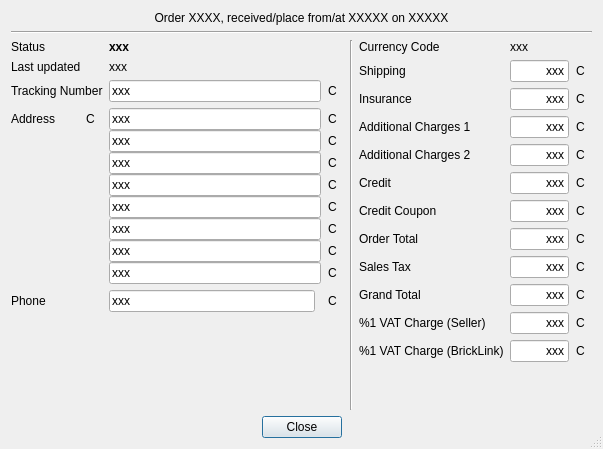
rgriebl/brickstore, file src/desktop/orderinformationdialog.ui: the form before one commit.
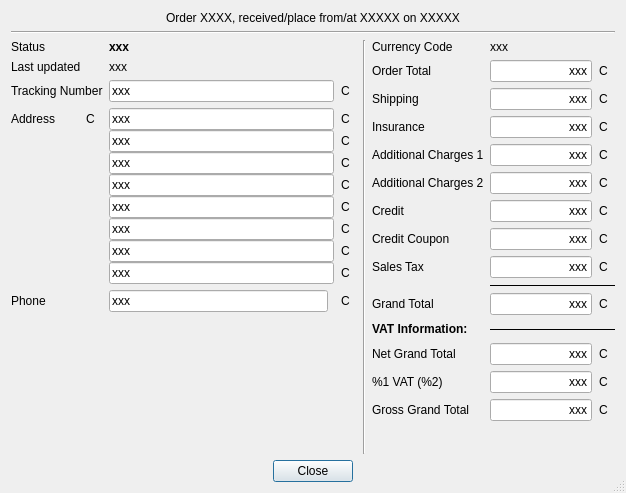
The form after the commit. Icons and pictures are not drawn.

Commit message:
Fix the order information display
BrickLink generates broken VATCHARGES for orders with a coupon.
Until this is fixed on BrickLink's side (which could take a long time),
we calculate the correct net/gross/vat charge values from the given
fields.

NOTE: This fixup code has to be removed once BL fixes things on their
      side!

Diff of the .ui file:
```diff
--- a/src/desktop/orderinformationdialog.ui
+++ b/src/desktop/orderinformationdialog.ui
@@ -6,8 +6,8 @@
    <rect>
     <x>0</x>
     <y>0</y>
-    <width>603</width>
-    <height>449</height>
+    <width>626</width>
+    <height>493</height>
    </rect>
   </property>
   <property name="sizePolicy">
@@ -89,6 +89,7 @@
          <widget class="QLabel" name="w_status">
           <property name="font">
            <font>
+            <weight>75</weight>
             <bold>true</bold>
            </font>
           </property>
@@ -511,13 +512,54 @@
          </widget>
         </item>
         <item row="1" column="0">
+         <widget class="QLabel" name="w_orderTotalLabel">
+          <property name="text">
+           <string>Order Total</string>
+          </property>
+         </widget>
+        </item>
+        <item row="1" column="1">
+         <layout class="QHBoxLayout" name="horizontalLayout_38">
+          <property name="spacing">
+           <number>0</number>
+          </property>
+          <item>
+           <widget class="QLineEdit" name="w_total">
+            <property name="text">
+             <string notr="true">xxx</string>
+            </property>
+            <property name="alignment">
+             <set>Qt::AlignRight|Qt::AlignTrailing|Qt::AlignVCenter</set>
+            </property>
+            <property name="readOnly">
+             <bool>true</bool>
+            </property>
+           </widget>
+          </item>
+          <item>
+           <widget class="QToolButton" name="w_totalCopy">
+            <property name="text">
+             <string notr="true">C</string>
+            </property>
+            <property name="icon">
+             <iconset theme="edit-copy">
+              <normaloff>.</normaloff>.</iconset>
+            </property>
+            <property name="autoRaise">
+             <bool>true</bool>
+            </property>
+           </widget>
+          </item>
+         </layout>
+        </item>
+        <item row="2" column="0">
          <widget class="QLabel" name="w_shippingLabel">
           <property name="text">
            <string>Shipping</string>
           </property>
          </widget>
         </item>
-        <item row="1" column="1">
+        <item row="2" column="1">
          <layout class="QHBoxLayout" name="horizontalLayout_24">
           <property name="spacing">
            <number>0</number>
@@ -551,14 +593,14 @@
           </item>
          </layout>
         </item>
-        <item row="2" column="0">
+        <item row="3" column="0">
          <widget class="QLabel" name="w_insuranceLabel">
           <property name="text">
            <string>Insurance</string>
           </property>
          </widget>
         </item>
-        <item row="2" column="1">
+        <item row="3" column="1">
          <layout class="QHBoxLayout" name="horizontalLayout_25">
           <property name="spacing">
            <number>0</number>
@@ -592,14 +634,14 @@
           </item>
          </layout>
         </item>
-        <item row="3" column="0">
+        <item row="4" column="0">
          <widget class="QLabel" name="w_addCharges1Label">
           <property name="text">
            <string>Additional Charges 1</string>
           </property>
          </widget>
         </item>
-        <item row="3" column="1">
+        <item row="4" column="1">
          <layout class="QHBoxLayout" name="horizontalLayout_27">
           <property name="spacing">
            <number>0</number>
@@ -633,14 +675,14 @@
           </item>
          </layout>
         </item>
-        <item row="4" column="0">
+        <item row="5" column="0">
          <widget class="QLabel" name="w_addCharges2Label">
           <property name="text">
            <string>Additional Charges 2</string>
           </property>
          </widget>
         </item>
-        <item row="4" column="1">
+        <item row="5" column="1">
          <layout class="QHBoxLayout" name="horizontalLayout_40">
           <property name="spacing">
            <number>0</number>
@@ -674,14 +716,14 @@
           </item>
          </layout>
         </item>
-        <item row="5" column="0">
+        <item row="6" column="0">
          <widget class="QLabel" name="w_creditLabel">
           <property name="text">
            <string>Credit</string>
           </property>
          </widget>
         </item>
-        <item row="5" column="1">
+        <item row="6" column="1">
          <layout class="QHBoxLayout" name="horizontalLayout_39">
           <property name="spacing">
            <number>0</number>
@@ -715,14 +757,14 @@
           </item>
          </layout>
         </item>
-        <item row="6" column="0">
+        <item row="7" column="0">
          <widget class="QLabel" name="w_creditCouponLabel">
           <property name="text">
            <string>Credit Coupon</string>
           </property>
          </widget>
         </item>
-        <item row="6" column="1">
+        <item row="7" column="1">
          <layout class="QHBoxLayout" name="horizontalLayout_43">
           <property name="spacing">
            <number>0</number>
@@ -756,47 +798,6 @@
           </item>
          </layout>
         </item>
-        <item row="7" column="0">
-         <widget class="QLabel" name="w_orderTotalLabel">
-          <property name="text">
-           <string>Order Total</string>
-          </property>
-         </widget>
-        </item>
-        <item row="7" column="1">
-         <layout class="QHBoxLayout" name="horizontalLayout_38">
-          <property name="spacing">
-           <number>0</number>
-          </property>
-          <item>
-           <widget class="QLineEdit" name="w_total">
-            <property name="text">
-             <string notr="true">xxx</string>
-            </property>
-            <property name="alignment">
-             <set>Qt::AlignRight|Qt::AlignTrailing|Qt::AlignVCenter</set>
-            </property>
-            <property name="readOnly">
-             <bool>true</bool>
-            </property>
-           </widget>
-          </item>
-          <item>
-           <widget class="QToolButton" name="w_totalCopy">
-            <property name="text">
-             <string notr="true">C</string>
-            </property>
-            <property name="icon">
-             <iconset theme="edit-copy">
-              <normaloff>.</normaloff>.</iconset>
-            </property>
-            <property name="autoRaise">
-             <bool>true</bool>
-            </property>
-           </widget>
-          </item>
-         </layout>
-        </item>
         <item row="8" column="0">
          <widget class="QLabel" name="w_salesTaxLabel">
           <property name="text">
@@ -838,14 +839,30 @@
           </item>
          </layout>
         </item>
-        <item row="9" column="0">
+        <item row="9" column="1">
+         <widget class="Line" name="line_3">
+          <property name="sizePolicy">
+           <sizepolicy hsizetype="MinimumExpanding" vsizetype="Fixed">
+            <horstretch>10</horstretch>
+            <verstretch>0</verstretch>
+           </sizepolicy>
+          </property>
+          <property name="frameShadow">
+           <enum>QFrame::Plain</enum>
+          </property>
+          <property name="orientation">
+           <enum>Qt::Horizontal</enum>
+          </property>
+         </widget>
+        </item>
+        <item row="10" column="0">
          <widget class="QLabel" name="w_grandTotalLabel">
           <property name="text">
            <string>Grand Total</string>
           </property>
          </widget>
         </item>
-        <item row="9" column="1">
+        <item row="10" column="1">
          <layout class="QHBoxLayout" name="horizontalLayout_49">
           <property name="spacing">
            <number>0</number>
@@ -879,87 +896,154 @@
           </item>
          </layout>
         </item>
-        <item row="10" column="0">
-         <widget class="QLabel" name="w_vatSellerLabel">
-          <property name="text">
-           <string>%1 VAT Charge (Seller)</string>
-          </property>
-         </widget>
-        </item>
-        <item row="10" column="1">
-         <layout class="QHBoxLayout" name="horizontalLayout_44">
-          <property name="spacing">
-           <number>0</number>
-          </property>
-          <item>
-           <widget class="QLineEdit" name="w_vatSeller">
-            <property name="text">
-             <string notr="true">xxx</string>
-            </property>
-            <property name="alignment">
-             <set>Qt::AlignRight|Qt::AlignTrailing|Qt::AlignVCenter</set>
-            </property>
-            <property name="readOnly">
-             <bool>true</bool>
-            </property>
-           </widget>
-          </item>
-          <item>
-           <widget class="QToolButton" name="w_vatSellerCopy">
-            <property name="text">
-             <string notr="true">C</string>
-            </property>
-            <property name="icon">
-             <iconset theme="edit-copy">
-              <normaloff>.</normaloff>.</iconset>
-            </property>
-            <property name="autoRaise">
-             <bool>true</bool>
-            </property>
-           </widget>
-          </item>
-         </layout>
-        </item>
         <item row="11" column="0">
-         <widget class="QLabel" name="w_vatBLLabel">
+         <widget class="QLabel" name="w_vatInfoLabel">
+          <property name="font">
+           <font>
+            <weight>75</weight>
+            <bold>true</bold>
+           </font>
+          </property>
+          <property name="frameShape">
+           <enum>QFrame::NoFrame</enum>
+          </property>
           <property name="text">
-           <string>%1 VAT Charge (BrickLink)</string>
+           <string>VAT Information:</string>
           </property>
          </widget>
         </item>
+        <item row="12" column="0">
+         <widget class="QLabel" name="w_netGrandTotalLabel">
+          <property name="text">
+           <string>Net Grand Total</string>
+          </property>
+         </widget>
+        </item>
+        <item row="12" column="1">
+         <layout class="QHBoxLayout" name="horizontalLayout_6">
+          <property name="spacing">
+           <number>0</number>
+          </property>
+          <item>
+           <widget class="QLineEdit" name="w_netGrandTotal">
+            <property name="text">
+             <string notr="true">xxx</string>
+            </property>
+            <property name="alignment">
+             <set>Qt::AlignRight|Qt::AlignTrailing|Qt::AlignVCenter</set>
+            </property>
+            <property name="readOnly">
+             <bool>true</bool>
+            </property>
+           </widget>
+          </item>
+          <item>
+           <widget class="QToolButton" name="w_netGrandTotalCopy">
+            <property name="text">
+             <string notr="true">C</string>
+            </property>
+            <property name="icon">
+             <iconset theme="edit-copy">
+              <normaloff>.</normaloff>.</iconset>
+            </property>
+            <property name="autoRaise">
+             <bool>true</bool>
+            </property>
+           </widget>
+          </item>
+         </layout>
+        </item>
+        <item row="13" column="0">
+         <widget class="QLabel" name="w_vatLabel">
+          <property name="text">
+           <string comment="x% VAT (Seller or BrickLink)">%1 VAT (%2)</string>
+          </property>
+         </widget>
+        </item>
+        <item row="13" column="1">
+         <layout class="QHBoxLayout" name="horizontalLayout_44">
+          <property name="spacing">
+           <number>0</number>
+          </property>
+          <item>
+           <widget class="QLineEdit" name="w_vat">
+            <property name="text">
+             <string notr="true">xxx</string>
+            </property>
+            <property name="alignment">
+             <set>Qt::AlignRight|Qt::AlignTrailing|Qt::AlignVCenter</set>
+            </property>
+            <property name="readOnly">
+             <bool>true</bool>
+            </property>
+           </widget>
+          </item>
+          <item>
+           <widget class="QToolButton" name="w_vatCopy">
+            <property name="text">
+             <string notr="true">C</string>
+            </property>
+            <property name="icon">
+             <iconset theme="edit-copy">
+              <normaloff>.</normaloff>.</iconset>
+            </property>
+            <property name="autoRaise">
+             <bool>true</bool>
+            </property>
+           </widget>
+          </item>
+         </layout>
+        </item>
+        <item row="14" column="0">
+         <widget class="QLabel" name="w_grossGrandTotalLabel">
+          <property name="text">
+           <string>Gross Grand Total</string>
+          </property>
+         </widget>
+        </item>
+        <item row="14" column="1">
+         <layout class="QHBoxLayout" name="horizontalLayout_5">
+          <property name="spacing">
+           <number>0</number>
+          </property>
+          <item>
+           <widget class="QLineEdit" name="w_grossGrandTotal">
+            <property name="text">
+             <string notr="true">xxx</string>
+            </property>
+            <property name="alignment">
+             <set>Qt::AlignRight|Qt::AlignTrailing|Qt::AlignVCenter</set>
+            </property>
+            <property name="readOnly">
+             <bool>true</bool>
+            </property>
+           </widget>
+          </item>
+          <item>
+           <widget class="QToolButton" name="w_grossGrandTotalCopy">
+            <property name="text">
+             <string notr="true">C</string>
+            </property>
+            <property name="icon">
+             <iconset theme="edit-copy">
+              <normaloff>.</normaloff>.</iconset>
+            </property>
+            <property name="autoRaise">
+             <bool>true</bool>
+            </property>
+           </widget>
+          </item>
+         </layout>
+        </item>
         <item row="11" column="1">
-         <layout class="QHBoxLayout" name="horizontalLayout_45">
-          <property name="spacing">
-           <number>0</number>
+         <widget class="QLabel" name="w_vatSeparator">
+          <property name="frameShape">
+           <enum>QFrame::HLine</enum>
           </property>
-          <item>
-           <widget class="QLineEdit" name="w_vatBL">
-            <property name="text">
-             <string notr="true">xxx</string>
-            </property>
-            <property name="alignment">
-             <set>Qt::AlignRight|Qt::AlignTrailing|Qt::AlignVCenter</set>
-            </property>
-            <property name="readOnly">
-             <bool>true</bool>
-            </property>
-           </widget>
-          </item>
-          <item>
-           <widget class="QToolButton" name="w_vatBLCopy">
-            <property name="text">
-             <string notr="true">C</string>
-            </property>
-            <property name="icon">
-             <iconset theme="edit-copy">
-              <normaloff>.</normaloff>.</iconset>
-            </property>
-            <property name="autoRaise">
-             <bool>true</bool>
-            </property>
-           </widget>
-          </item>
-         </layout>
+          <property name="text">
+           <string notr="true"/>
+          </property>
+         </widget>
         </item>
        </layout>
       </widget>
```
Left out of the diff: 92 changed lines with no effect on the pictures. The commit also changes 6 other files.
